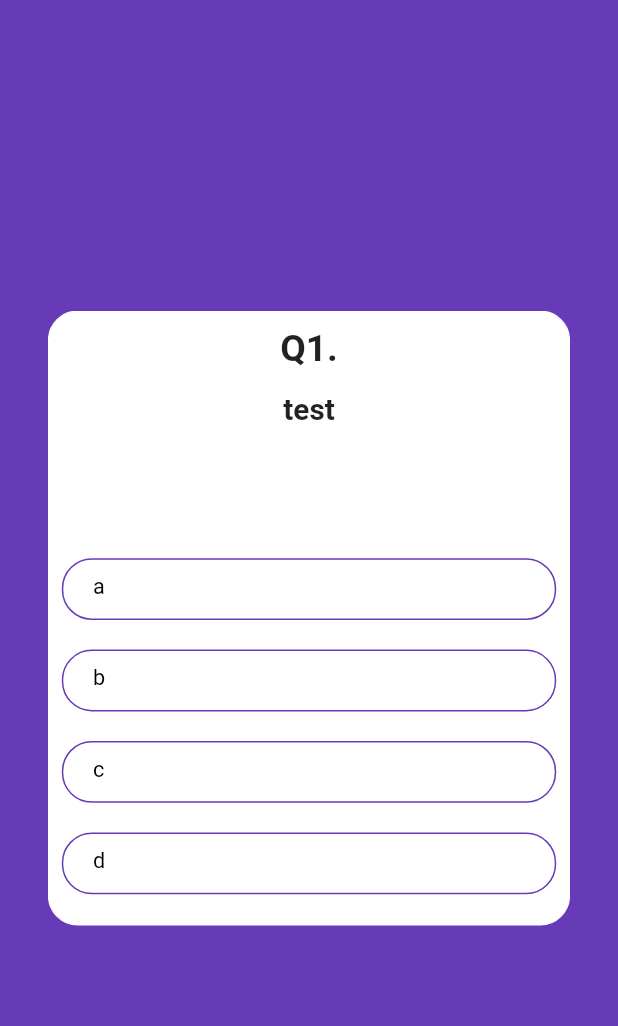
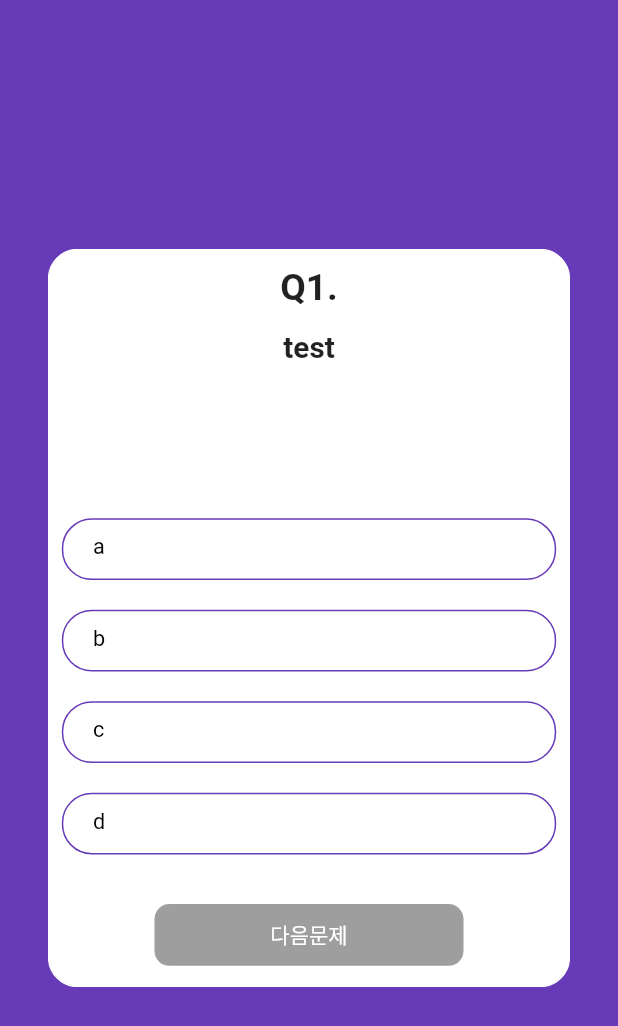
Before and after one commit to CaesiumY/flutter-with-quiz-app, a Flutter app: the screen it shows after launch, after a tap on "지금 퀴즈 풀기", on a phone screen of 412 x 824 dp. Shown: the top 1026 px of the screen. Run offline on Flutter 3.47's test engine with Material 2 defaults, Android fonts, the phone set to English and light mode, and no system bars; drawn by our look-alikes of auto_size_text; our stand-ins replace flutter_swiper.

Commit message:
feat: Add next page button

```diff
--- a/lib/screen/screen_quiz.dart
+++ b/lib/screen/screen_quiz.dart
@@ -21,6 +21,7 @@
     false,
   ];
   int _currentIndex = 0;
+  SwiperController _controller = SwiperController();
 
   @override
   Widget build(BuildContext context) {
@@ -38,8 +39,9 @@
               border: Border.all(color: Colors.deepPurple),
             ),
             width: width * 0.85,
-            height: height * 0.5,
+            height: height * 0.6,
             child: Swiper(
+              controller: _controller,
               physics: NeverScrollableScrollPhysics(),
               loop: false,
               itemCount: widget.quizs.length,
@@ -87,6 +89,39 @@
           ),
           Column(
             children: _buildCandidates(width, quiz),
+          ),
+          Container(
+            padding: EdgeInsets.all(width * 0.024),
+            child: Center(
+              child: ButtonTheme(
+                minWidth: width * 0.5,
+                height: height * 0.05,
+                shape: RoundedRectangleBorder(
+                  borderRadius: BorderRadius.circular(10),
+                ),
+                child: RaisedButton(
+                    child: _currentIndex == widget.quizs.length - 1
+                        ? Text('결과보기')
+                        : Text('다음문제'),
+                    textColor: Colors.white,
+                    color: Colors.deepPurple,
+                    onPressed: _answers[_currentIndex] == -1
+                        ? null
+                        : () {
+                            if (_currentIndex == widget.quizs.length - 1) {
+                            } else {
+                              _answerState = [
+                                false,
+                                false,
+                                false,
+                                false,
+                              ];
+                              _currentIndex += 1;
+                              _controller.next();
+                            }
+                          }),
+              ),
+            ),
           )
         ],
       ),
```
